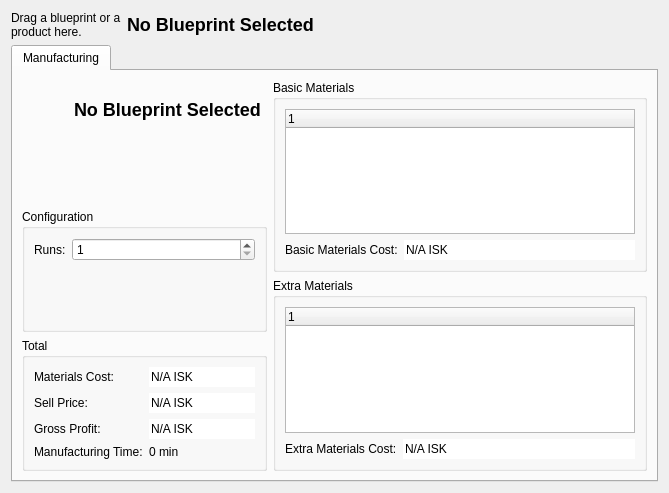
The window that blueprintcalculatorwidget.ui (yznpku/bevel) describes before a commit, drawn with Qt 5.
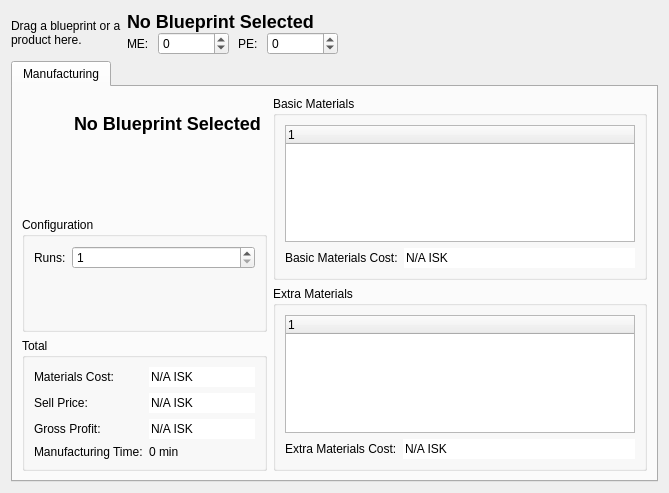
The same window after the commit. Custom widgets are drawn as their Qt base class.

Commit message:
Add ME and PE spin boxes.
Materials cost will change according to ME.

Patch:
```diff
--- a/blueprintcalculatorwidget.ui
+++ b/blueprintcalculatorwidget.ui
@@ -27,16 +27,89 @@
       </widget>
      </item>
      <item>
-      <layout class="QHBoxLayout" name="horizontalLayout_2">
+      <layout class="QVBoxLayout" name="verticalLayout_2">
+       <property name="spacing">
+        <number>0</number>
+       </property>
        <item>
-        <widget class="QLabel" name="blueprintNameLabel">
-         <property name="text">
-          <string>&lt;h2&gt;No Blueprint Selected&lt;/h2&gt;</string>
-         </property>
-        </widget>
+        <layout class="QHBoxLayout" name="horizontalLayout_2">
+         <item>
+          <widget class="QLabel" name="blueprintNameLabel">
+           <property name="text">
+            <string>&lt;h2&gt;No Blueprint Selected&lt;/h2&gt;</string>
+           </property>
+          </widget>
+         </item>
+         <item>
+          <widget class="InfoButton" name="blueprintInfoButton" native="true"/>
+         </item>
+        </layout>
        </item>
        <item>
-        <widget class="InfoButton" name="blueprintInfoButton" native="true"/>
+        <layout class="QHBoxLayout" name="horizontalLayout_4">
+         <property name="spacing">
+          <number>9</number>
+         </property>
+         <item>
+          <widget class="QLabel" name="label_2">
+           <property name="text">
+            <string>ME:</string>
+           </property>
+          </widget>
+         </item>
+         <item>
+          <widget class="QSpinBox" name="meSpinBox">
+           <property name="sizePolicy">
+            <sizepolicy hsizetype="Preferred" vsizetype="Fixed">
+             <horstretch>0</horstretch>
+             <verstretch>0</verstretch>
+            </sizepolicy>
+           </property>
+           <property name="minimum">
+            <number>-2147483647</number>
+           </property>
+           <property name="maximum">
+            <number>2147483647</number>
+           </property>
+          </widget>
+         </item>
+         <item>
+          <widget class="QLabel" name="label">
+           <property name="text">
+            <string>PE:</string>
+           </property>
+          </widget>
+         </item>
+         <item>
+          <widget class="QSpinBox" name="peSpinBox">
+           <property name="sizePolicy">
+            <sizepolicy hsizetype="Preferred" vsizetype="Fixed">
+             <horstretch>0</horstretch>
+             <verstretch>0</verstretch>
+            </sizepolicy>
+           </property>
+           <property name="minimum">
+            <number>-2147483647</number>
+           </property>
+           <property name="maximum">
+            <number>2147483647</number>
+           </property>
+          </widget>
+         </item>
+         <item>
+          <spacer name="horizontalSpacer_2">
+           <property name="orientation">
+            <enum>Qt::Horizontal</enum>
+           </property>
+           <property name="sizeHint" stdset="0">
+            <size>
+             <width>40</width>
+             <height>20</height>
+            </size>
+           </property>
+          </spacer>
+         </item>
+        </layout>
        </item>
       </layout>
      </item>
```
The commit also changes 4 other files.
